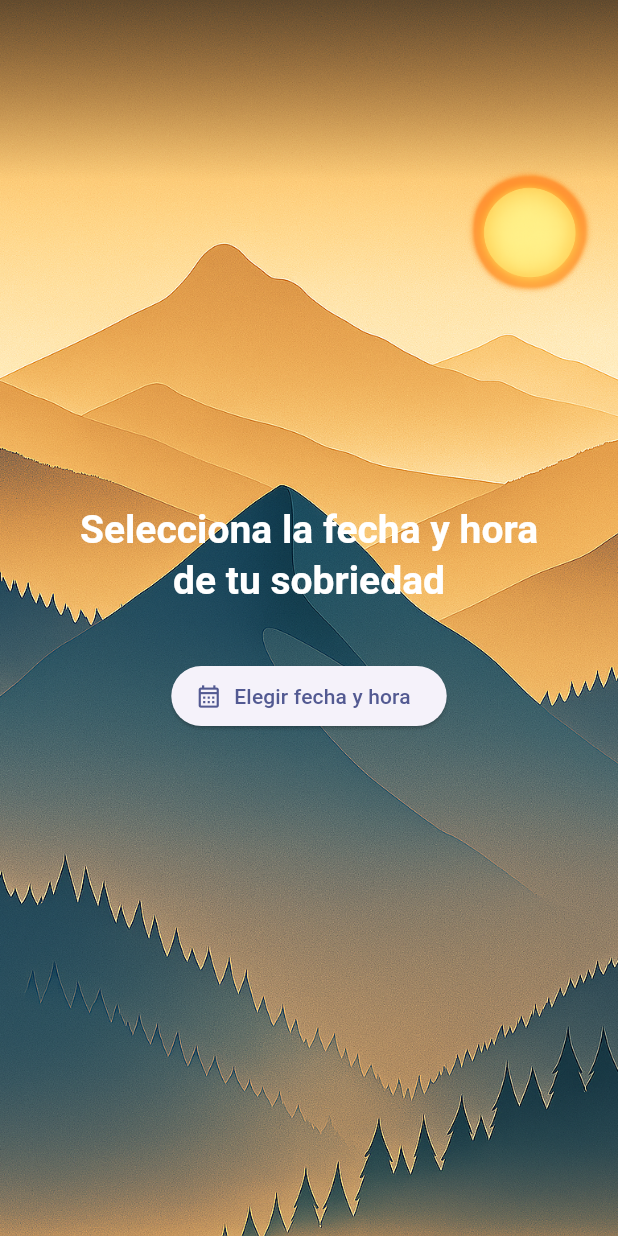
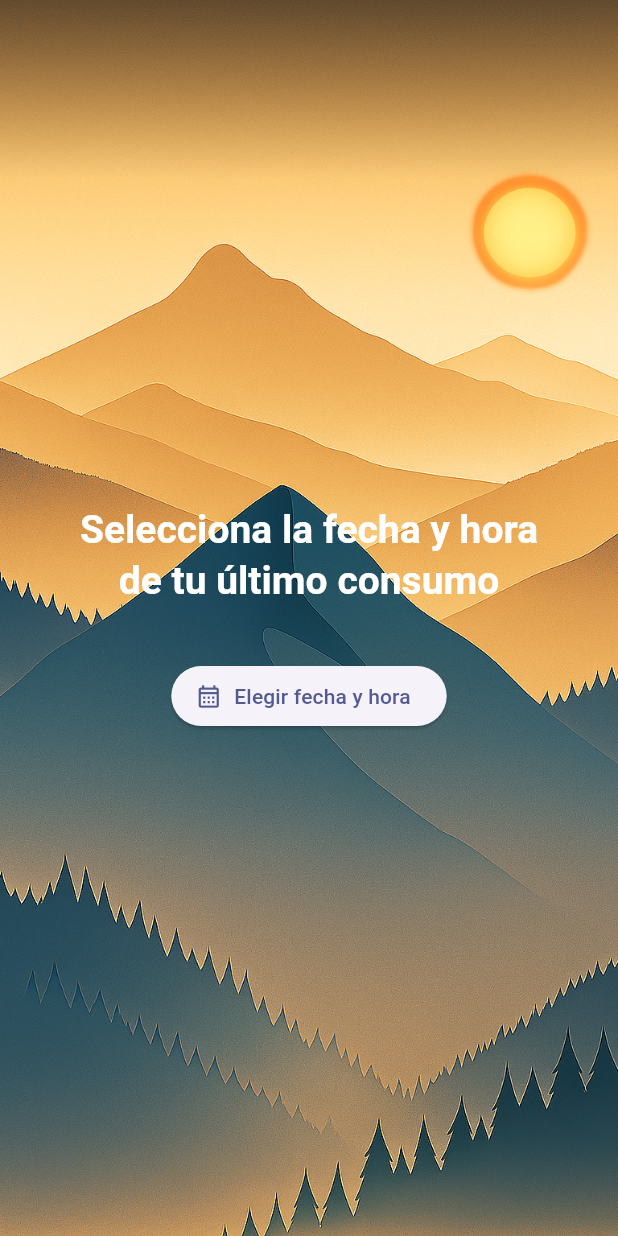
Before and after one commit to javiercamaraezquerra/Undiamas, a Flutter app: the screen it shows after launch, on a phone screen of 412 x 824 dp. Run offline on Flutter 3.47's test engine with Material 3 defaults, Android fonts, the phone set to English and light mode, and no system bars; our stand-ins replace fl_chart, flutter_local_notifications, flutter_markdown, flutter_secure_storage, google_mobile_ads, google_sign_in and 5 more; missing offline and left inert: googleapis; accounts and stored records are empty.

Commit message:
Update onboarding_screen.dart

```diff
--- a/lib/screens/onboarding_screen.dart
+++ b/lib/screens/onboarding_screen.dart
@@ -97,7 +97,7 @@ class _OnboardingScreenState extends State<OnboardingScreen> {
             children: [
               // ── PASO 1 ────────────────────────────────────────────────
               _StepContainer(
-                headline: 'Selecciona la fecha y hora\nde tu sobriedad',
+                headline: 'Selecciona la fecha y hora\nde tu último consumo',
                 center: ElevatedButton.icon(
                   icon: const Icon(Icons.calendar_month_outlined),
                   label: const Text('Elegir fecha y hora'),
```
